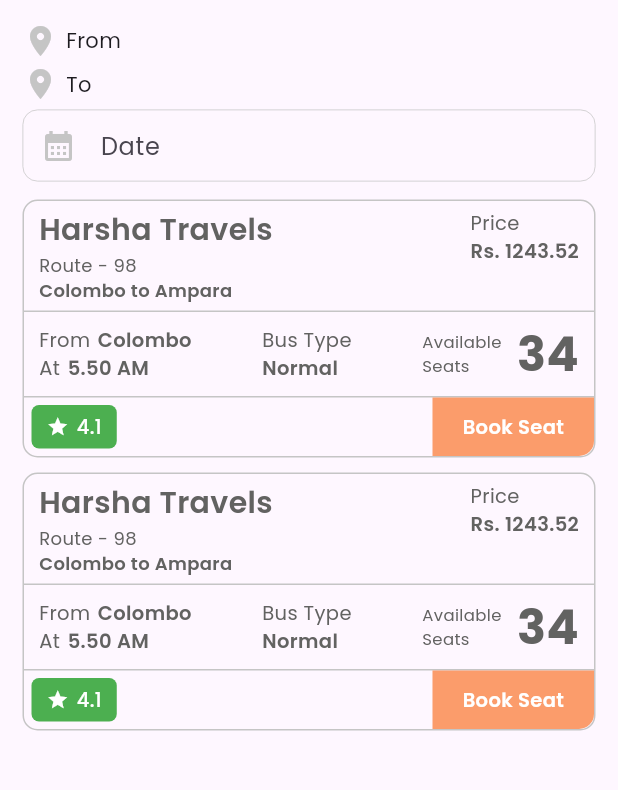
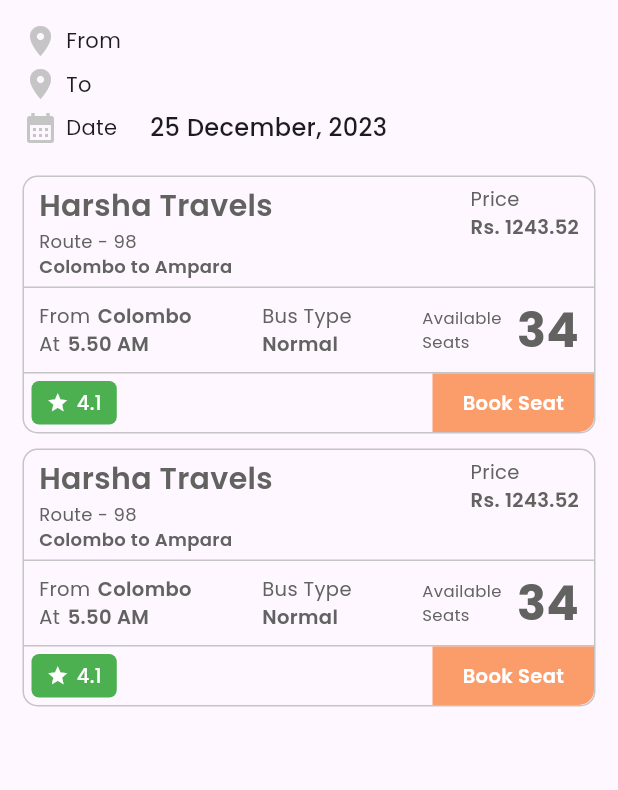
Before and after one commit to IT21175466/TicketTrail, a Flutter app: the screen it shows after launch, after a tap on "Search Bus", on a phone screen of 412 x 824 dp, the part 84-874 px from its top. Run offline on Flutter 3.47's test engine with Material 3 defaults, Android fonts, the phone set to English and light mode, and no system bars; our stand-ins replace searchfield.

Commit message:
Date Done

```diff
--- a/lib/providers/city_select_provider.dart
+++ b/lib/providers/city_select_provider.dart
@@ -1,10 +1,12 @@
 import 'package:flutter/material.dart';
+import 'package:intl/intl.dart';
 
 class CitySelectProvider extends ChangeNotifier {
   List<String> suggestions = ['Ampara', 'Colombo', 'Kandy', 'Negambo'];
 
   String? cityFrom;
   String? cityTo;
+  String? formattedDate;
 
   void setCityFromValue(String value) {
     cityFrom = value;
@@ -15,4 +17,9 @@
     cityTo = value;
     notifyListeners();
   }
+
+  void getTodayDate() {
+    DateTime today = DateTime.now();
+    formattedDate = DateFormat('dd MMMM, y').format(today);
+  }
 }
--- a/lib/views/home/busses_list_page.dart
+++ b/lib/views/home/busses_list_page.dart
@@ -4,7 +4,6 @@
 import 'package:tickettrail/providers/city_select_provider.dart';
 import 'package:tickettrail/widgets/bus_card.dart';
 import 'package:tickettrail/widgets/custom_app_bar.dart';
-import 'package:tickettrail/widgets/custom_text_filed.dart';
 
 class BusListPage extends StatefulWidget {
   const BusListPage({super.key});
@@ -15,6 +14,7 @@
 
 class _BusListPageState extends State<BusListPage> {
   final TextEditingController fromController = TextEditingController();
+
   @override
   Widget build(BuildContext context) {
     return Scaffold(
@@ -48,7 +48,7 @@
                       SizedBox(
                         width: 5,
                       ),
-                      Text("From"),
+                      Text("From  "),
                       SizedBox(
                         width: 10,
                       ),
@@ -76,7 +76,7 @@
                         width: 5,
                       ),
                       Text(
-                        "To     ",
+                        "To       ",
                       ),
                       SizedBox(
                         width: 10,
@@ -91,13 +91,37 @@
                     ],
                   ),
                 ),
-                CustomTextField(
-                  controller: fromController,
-                  labelText: 'Date',
-                  icon: Icon(
-                    Icons.calendar_month,
-                    color: AppColors.grayColor,
+                SizedBox(
+                  height: 5,
+                ),
+                Container(
+                  child: Row(
+                    children: [
+                      Icon(
+                        Icons.calendar_month,
+                        color: AppColors.grayColor,
+                      ),
+                      SizedBox(
+                        width: 5,
+                      ),
+                      Text(
+                        "Date   ",
+                      ),
+                      SizedBox(
+                        width: 10,
+                      ),
+                      Text(
+                        citySelectProvider.formattedDate!,
+                        style: TextStyle(
+                          fontSize: 16,
+                          fontWeight: FontWeight.w500,
+                        ),
+                      ),
+                    ],
                   ),
+                ),
+                SizedBox(
+                  height: 15,
                 ),
                 BusCard(
                   busName: 'Harsha Travels',
--- a/lib/views/home/home_page.dart
+++ b/lib/views/home/home_page.dart
@@ -5,7 +5,6 @@
 import 'package:tickettrail/widgets/city_dropdown.dart';
 import 'package:tickettrail/widgets/custom_app_bar.dart';
 import 'package:tickettrail/widgets/custom_button.dart';
-import 'package:tickettrail/widgets/custom_text_filed.dart';
 
 class HomePage extends StatefulWidget {
   const HomePage({super.key});
@@ -16,6 +15,12 @@
 
 class _HomePageState extends State<HomePage> {
   final TextEditingController sampleController = TextEditingController();
+
+  @override
+  void initState() {
+    super.initState();
+    Provider.of<CitySelectProvider>(context, listen: false).getTodayDate();
+  }
 
   @override
   Widget build(BuildContext context) {
@@ -83,16 +88,44 @@
                       ),
                       controller: toController,
                     ),
-                    CustomTextField(
-                      controller: sampleController,
-                      labelText: 'Date',
-                      icon: Icon(
-                        Icons.calendar_month,
-                        color: AppColors.grayColor,
+                    Container(
+                      margin: const EdgeInsets.symmetric(vertical: 5),
+                      height: 50,
+                      decoration: BoxDecoration(
+                        borderRadius: BorderRadius.circular(10),
+                        border: Border.all(
+                          color: AppColors.grayColor,
+                          width: 0.5,
+                        ),
+                      ),
+                      child: Row(
+                        children: [
+                          SizedBox(
+                            width: 10,
+                          ),
+                          Icon(
+                            Icons.calendar_month,
+                            color: AppColors.grayColor,
+                          ),
+                          SizedBox(
+                            width: 5,
+                          ),
+                          Text("Date - "),
+                          SizedBox(
+                            width: 10,
+                          ),
+                          Text(
+                            citySelectProvider.formattedDate!,
+                            style: TextStyle(
+                              fontSize: 16,
+                              fontWeight: FontWeight.w500,
+                            ),
+                          ),
+                        ],
                       ),
                     ),
                     SizedBox(
-                      height: 30,
+                      height: 50,
                     ),
                     GestureDetector(
                       onTap: () {
--- a/pubspec.yaml
+++ b/pubspec.yaml
@@ -37,6 +37,7 @@
   cupertino_icons: ^1.0.2
   provider: ^6.1.1
   searchfield: ^0.9.0
+  intl: ^0.19.0
 
 dev_dependencies:
   flutter_test:
```
Also changed, not shown: pubspec.lock.
